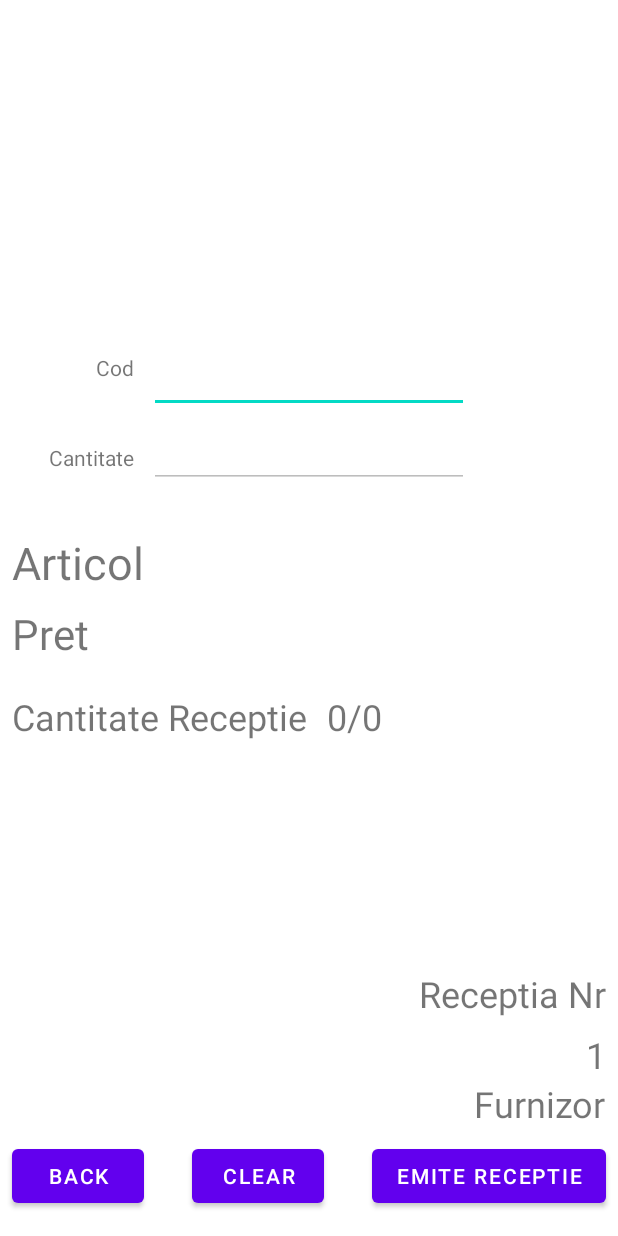
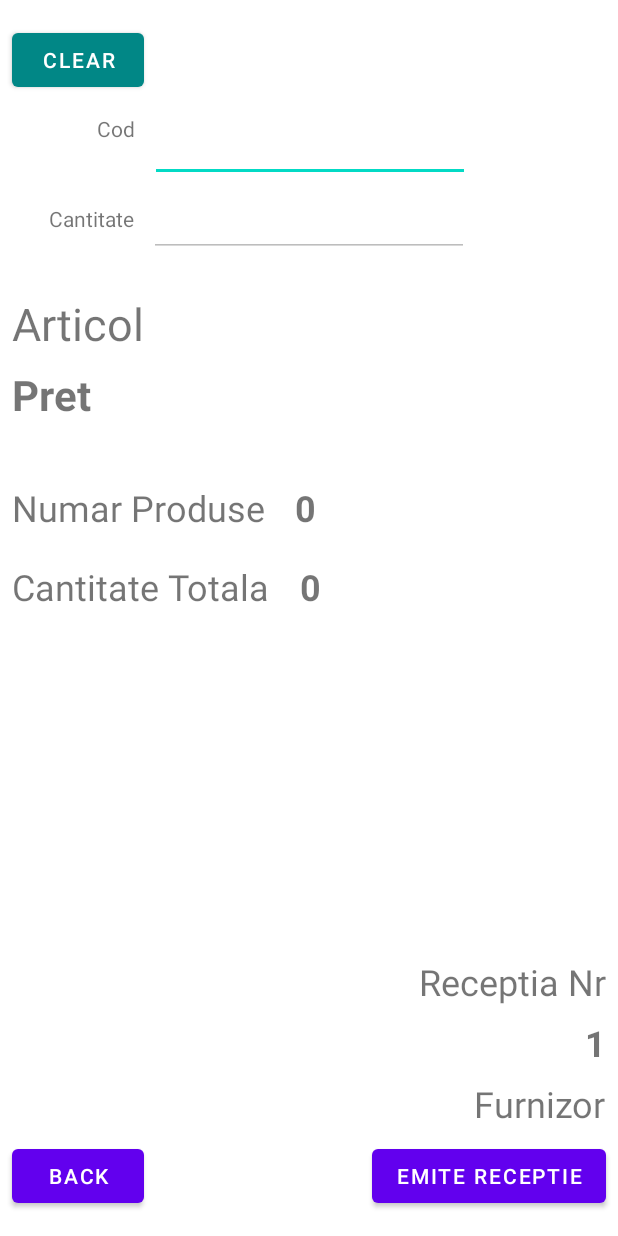
Before and after one commit to Andreas054/Mobility, an Android app: the ReceptieFurnizor screen opened directly, with no data from a screen before it, after a tap on "CLEAR", on a phone screen of 412 x 824 dp. Run offline under Robolectric (Android 15) with nearby library versions, the phone set to English and light mode, and no system bars.

Commit message:
Ver.1.2 UI: ClearBTN & Cant. + logFile
Client Side
changed JDK version? (reinstalled Windows)
in ReceptieFurnizor:
 - separated NrProduse/CantitateTotala
 - moved CLEAR button in top left corner + changed color
 - moved Buttons, Text... up for better visibility

Server Side
changed logFile writing from 'os' to file.write and it is now a FUNCTION: writeToLog("logMessage")

```diff
--- a/app/build.gradle
+++ b/app/build.gradle
@@ -10,8 +10,8 @@ android {
         applicationId "com.example.mobility"
         minSdkVersion 19
         targetSdkVersion 30
-        versionCode 2
-        versionName "1.1"
+        versionCode 3
+        versionName "1.2"
 
         testInstrumentationRunner "androidx.test.runner.AndroidJUnitRunner"
     }
--- a/app/src/main/java/com/example/mobility/ReceptieFurnizor.kt
+++ b/app/src/main/java/com/example/mobility/ReceptieFurnizor.kt
@@ -14,7 +14,6 @@ import android.widget.Toast
 import androidx.annotation.UiThread
 import androidx.appcompat.app.AlertDialog
 import androidx.appcompat.app.AppCompatActivity
-import com.budiyev.android.codescanner.*
 import kotlinx.coroutines.GlobalScope
 import kotlinx.coroutines.delay
 import kotlinx.coroutines.launch
@@ -37,7 +36,8 @@ class ReceptieFurnizor : AppCompatActivity() {
     private lateinit var textProdusPret: TextView
     private lateinit var textDocNr: TextView
     private lateinit var textFurnizorCurentReceptie: TextView
-    private lateinit var textCantitateReceptieNR: TextView
+    private lateinit var textNrProduseNR: TextView
+    private lateinit var textCantitateTotalaNR: TextView
     private lateinit var buttonEmiteReceptie: Button
     private lateinit var buttonClearReceptie: Button
     private lateinit var buttonBackRecMain: Button
@@ -73,7 +73,8 @@ class ReceptieFurnizor : AppCompatActivity() {
         textProdusPret = findViewById(R.id.textProdusPret)
         textDocNr = findViewById(R.id.textDocNr)
         textFurnizorCurentReceptie = findViewById(R.id.textFurnizorCurentReceptie)
-        textCantitateReceptieNR = findViewById(R.id.textCantitateReceptieNR)
+        textNrProduseNR = findViewById(R.id.textNrProduseNR)
+        textCantitateTotalaNR = findViewById(R.id.textCantitateTotalaNR)
         buttonEmiteReceptie = findViewById(R.id.buttonEmiteReceptie)
         buttonClearReceptie = findViewById(R.id.buttonClearReceptie)
         buttonBackRecMain  = findViewById(R.id.buttonBackRecMain)
@@ -228,17 +229,21 @@ class ReceptieFurnizor : AppCompatActivity() {
         }
     }
 
+    private fun functieClearReceptie() {
+        // the CLEAR button sets everything to default and sets focus on the inputCod
+        inputCod.setText("")
+        inputCantitate.setText("")
+        textProdusNume.setText("Articol")
+        textProdusPret.setText("Pret")
+        inputCod.requestFocus()
+        inputCod.setEnabled(true)
+        inputCantitate.setEnabled(false)
+    }
+
     private fun configurebuttonClearReceptie() {
         buttonClearReceptie.setOnClickListener {
             sunet_clear()
-            // the CLEAR button sets everything to default and sets focus on the inputCod
-            inputCod.setText("")
-            inputCantitate.setText("")
-            textProdusNume.setText("Articol")
-            textProdusPret.setText("Pret")
-            inputCod.requestFocus()
-            inputCod.setEnabled(true)
-            inputCantitate.setEnabled(false)
+           functieClearReceptie()
         }
     }
 
@@ -385,7 +390,8 @@ class ReceptieFurnizor : AppCompatActivity() {
                     CantitateReceptieNR = countreceptie.toInt()
                     CantitateReceptieTotal = cantitatereceptie.toFloat().toInt()
                     runOnUiThread {
-                        textCantitateReceptieNR.setText(CantitateReceptieNR.toString() + "/" + CantitateReceptieTotal.toString())
+                        textNrProduseNR.setText(CantitateReceptieNR.toString())
+                        textCantitateTotalaNR.setText(CantitateReceptieTotal.toString())
                     }
                 } catch (e: Exception) {
                     println(e)
@@ -453,14 +459,16 @@ class ReceptieFurnizor : AppCompatActivity() {
 
 //// maybe use Clear function here?
                 runOnUiThread {
-                    inputCod.setText("")
-                    inputCantitate.setText("")
-                    inputCod.setEnabled(true)
-                    inputCod.requestFocus()
-                    inputCantitate.setEnabled(false)
-                    textProdusNume.setText("Articol")
-                    textProdusPret.setText("Pret")
-                    textCantitateReceptieNR.setText(CantitateReceptieNR.toString() + "/" + CantitateReceptieTotal)
+//                    inputCod.setText("")
+//                    inputCantitate.setText("")
+//                    inputCod.setEnabled(true)
+//                    inputCod.requestFocus()
+//                    inputCantitate.setEnabled(false)
+//                    textProdusNume.setText("Articol")
+//                    textProdusPret.setText("Pret")
+                    functieClearReceptie()
+                    textNrProduseNR.setText(CantitateReceptieNR.toString())
+                    textCantitateTotalaNR.setText(CantitateReceptieTotal.toString())
                 }
             }
         }
--- a/app/src/main/res/layout/activity_receptie_furnizor.xml
+++ b/app/src/main/res/layout/activity_receptie_furnizor.xml
@@ -11,24 +11,24 @@
         android:id="@+id/textCod"
         android:layout_width="wrap_content"
         android:layout_height="wrap_content"
-        android:layout_marginTop="235dp"
+        android:layout_marginTop="12dp"
         android:layout_marginEnd="10dp"
         android:text="Cod"
         app:layout_constraintEnd_toStartOf="@id/inputCod"
-        app:layout_constraintTop_toTopOf="parent" />
+        app:layout_constraintTop_toBottomOf="@+id/buttonClearReceptie" />
 
     <EditText
         android:id="@+id/inputCod"
         android:layout_width="wrap_content"
         android:layout_height="wrap_content"
-        android:layout_marginTop="230dp"
+        android:layout_marginTop="12dp"
         android:ems="10"
         android:imeOptions="actionSend"
         android:inputType="number"
         app:layout_constraintEnd_toEndOf="parent"
-        app:layout_constraintHorizontal_bias="0.5"
+        app:layout_constraintHorizontal_bias="0.502"
         app:layout_constraintStart_toStartOf="parent"
-        app:layout_constraintTop_toTopOf="parent" />
+        app:layout_constraintTop_toBottomOf="@+id/buttonClearReceptie" />
 
     <TextView
         android:id="@+id/textCantitate"
@@ -72,30 +72,56 @@
         android:layout_marginTop="8dp"
         android:text="Pret"
         android:textSize="28sp"
+        android:textStyle="bold"
         app:layout_constraintStart_toStartOf="parent"
         app:layout_constraintTop_toBottomOf="@+id/textProdusNume" />
 
     <TextView
-        android:id="@+id/textCantitateReceptie"
+        android:id="@+id/textNrProduse"
         android:layout_width="wrap_content"
         android:layout_height="wrap_content"
         android:layout_marginStart="8dp"
-        android:layout_marginTop="20dp"
-        android:text="Cantitate Receptie"
+        android:layout_marginTop="40dp"
+        android:text="Numar Produse"
+        android:textAllCaps="false"
         android:textSize="24sp"
         app:layout_constraintStart_toStartOf="parent"
         app:layout_constraintTop_toBottomOf="@+id/textProdusPret" />
 
     <TextView
-        android:id="@+id/textCantitateReceptieNR"
+        android:id="@+id/textNrProduseNR"
         android:layout_width="wrap_content"
         android:layout_height="wrap_content"
-        android:layout_marginStart="210dp"
+        android:layout_marginStart="20dp"
+        android:layout_marginTop="40dp"
+        android:text="0"
+        android:textSize="24sp"
+        android:textStyle="bold"
+        app:layout_constraintStart_toEndOf="@+id/textNrProduse"
+        app:layout_constraintTop_toBottomOf="@id/textProdusPret" />
+
+    <TextView
+        android:id="@+id/textCantitateTotala"
+        android:layout_width="wrap_content"
+        android:layout_height="wrap_content"
+        android:layout_marginStart="8dp"
         android:layout_marginTop="20dp"
-        android:text="0/0"
+        android:text="Cantitate Totala"
         android:textSize="24sp"
-        app:layout_constraintStart_toStartOf="@id/textCantitateReceptie"
-        app:layout_constraintTop_toBottomOf="@id/textProdusPret" />
+        app:layout_constraintStart_toStartOf="parent"
+        app:layout_constraintTop_toBottomOf="@+id/textNrProduse" />
+
+    <TextView
+        android:id="@+id/textCantitateTotalaNR"
+        android:layout_width="wrap_content"
+        android:layout_height="wrap_content"
+        android:layout_marginStart="20dp"
+        android:layout_marginTop="20dp"
+        android:text="0"
+        android:textSize="24sp"
+        android:textStyle="bold"
+        app:layout_constraintStart_toEndOf="@+id/textCantitateTotala"
+        app:layout_constraintTop_toBottomOf="@+id/textNrProduseNR" />
 
     <TextView
         android:id="@+id/textDocNrLabel"
@@ -113,8 +139,10 @@
         android:layout_width="wrap_content"
         android:layout_height="wrap_content"
         android:layout_marginEnd="8dp"
+        android:layout_marginBottom="8dp"
         android:text="0"
         android:textSize="24sp"
+        android:textStyle="bold"
         app:layout_constraintBottom_toTopOf="@+id/textFurnizorCurentReceptie"
         app:layout_constraintEnd_toEndOf="parent" />
 
@@ -143,11 +171,13 @@
         android:id="@+id/buttonClearReceptie"
         android:layout_width="wrap_content"
         android:layout_height="wrap_content"
-        android:layout_marginBottom="16dp"
+        android:layout_marginStart="8dp"
+        android:layout_marginTop="16dp"
         android:text="Clear"
-        app:layout_constraintBottom_toBottomOf="parent"
-        app:layout_constraintEnd_toStartOf="@+id/buttonEmiteReceptie"
-        app:layout_constraintStart_toEndOf="@+id/buttonBackRecMain" />
+        android:textAllCaps="true"
+        app:backgroundTint="@color/teal_700"
+        app:layout_constraintStart_toStartOf="parent"
+        app:layout_constraintTop_toTopOf="parent" />
 
     <Button
         android:id="@+id/buttonEmiteReceptie"
--- a/build.gradle
+++ b/build.gradle
@@ -6,7 +6,7 @@ buildscript {
         mavenCentral()
     }
     dependencies {
-        classpath "com.android.tools.build:gradle:4.2.0"
+        classpath "com.android.tools.build:gradle:7.0.0"
         classpath 'org.jetbrains.kotlin:kotlin-gradle-plugin:1.6.10'
 
         // NOTE: Do not place your application dependencies here; they belong
```
Also changed, not shown: app/src/main/res/layout/activity_verificare_raft.xml (+12 -8 lines), gradle/wrapper/gradle-wrapper.properties, 5 other files.
